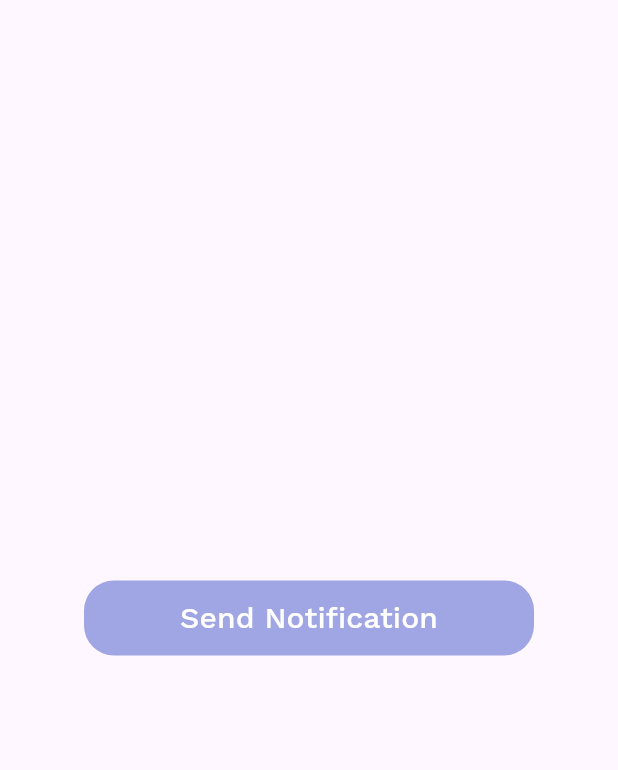
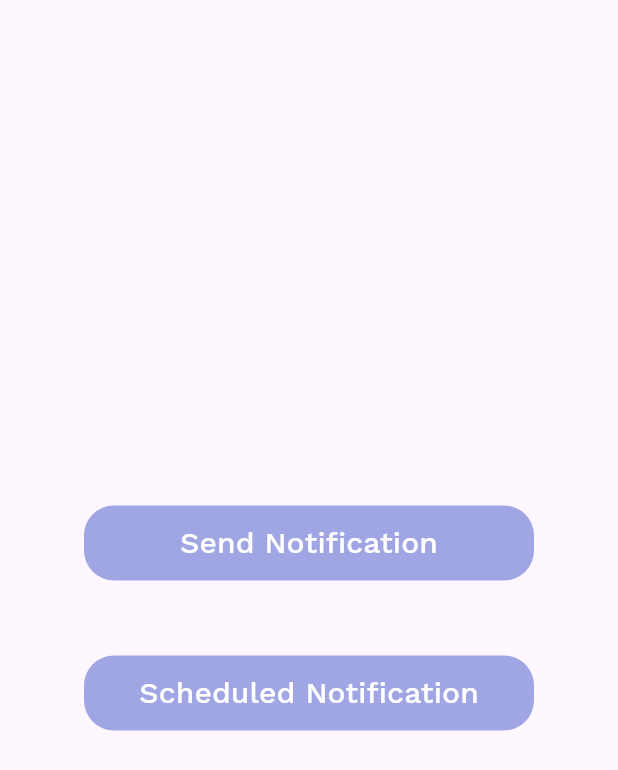
Before and after one commit to RustyRishii/Contri, a Flutter app: the HomePage screen opened directly, after a tap on "Send Notification", on a phone screen of 412 x 824 dp. Shown: the top 770 px of the screen. Run offline on Flutter 3.47's test engine with Material 2 defaults, Android fonts, the phone set to English and light mode, and no system bars; our stand-ins replace flutter_local_notifications, flutter_otp_text_field, shared_preferences; accounts and stored records are empty.

Commit message:
Added working notifications

```diff
--- a/lib/UI/HomePage.dart
+++ b/lib/UI/HomePage.dart
@@ -1,4 +1,5 @@
 import 'package:contri/UI/Landing_page.dart';
+import 'package:contri/notificationService.dart';
 import 'package:flutter/material.dart';
 import 'package:flutter_local_notifications/flutter_local_notifications.dart';
 import 'package:shared_preferences/shared_preferences.dart';
@@ -11,11 +12,13 @@ class HomePage extends StatefulWidget {
 }
 
 class _HomePageState extends State<HomePage> {
+  NotificationServices notificationServices = NotificationServices();
 
   @override
   void initState() {
     // TODO: implement initState
     super.initState();
+    notificationServices.initializeNotifications();
   }
 
   @override
@@ -75,7 +78,11 @@ class _HomePageState extends State<HomePage> {
                       height: 50,
                       width: 300,
                       child: TextButton(
-                          onPressed: () {},
+                          onPressed: () {
+                            notificationServices.sendNotification(
+                                "Action required",
+                                "This is a body description");
+                          },
                           style: TextButton.styleFrom(
                               shape: RoundedRectangleBorder(
                                   borderRadius: BorderRadius.circular((20))),
@@ -91,7 +98,36 @@ class _HomePageState extends State<HomePage> {
                     ),
                   ],
                 ),
-              )
+              ),
+              SizedBox(height: 50,),
+              Container(
+                child: Column(
+                  children: <Widget>[
+                    SizedBox(
+                      height: 50,
+                      width: 300,
+                      child: TextButton(
+                          onPressed: () {
+                            notificationServices.scheduleNotification(
+                                "This is a",
+                                "Schedule notification");
+                          },
+                          style: TextButton.styleFrom(
+                              shape: RoundedRectangleBorder(
+                                  borderRadius: BorderRadius.circular((20))),
+                              backgroundColor:
+                              const Color.fromRGBO(160, 165, 228, 1)),
+                          child: const Text(
+                            "Scheduled Notification",
+                            style: TextStyle(
+                                fontFamily: "WorkSans",
+                                fontSize: 20,
+                                color: Colors.white),
+                          )),
+                    ),
+                  ],
+                ),
+              ),
             ],
           ),
         ),
--- a/lib/UI/NameInput_Screen.dart
+++ b/lib/UI/NameInput_Screen.dart
@@ -1,9 +1,9 @@
+import 'package:shared_preferences/shared_preferences.dart';
 import 'package:contri/Components/BarWidget.dart';
 import 'package:contri/UI/HomePage.dart';
+import 'package:http/http.dart' as http;
 import 'package:contri/constants.dart';
 import 'package:flutter/material.dart';
-import 'package:http/http.dart' as http;
-import 'package:shared_preferences/shared_preferences.dart';
 
 class Name_Screen extends StatelessWidget {
   Name_Screen({Key? key}) : super(key: key);
--- a/lib/notificationService.dart
+++ b/lib/notificationService.dart
@@ -1,9 +1,51 @@
 import 'package:flutter_local_notifications/flutter_local_notifications.dart';
 
-class notificationServices {
+class NotificationServices {
   final FlutterLocalNotificationsPlugin _flutterLocalNotificationsPlugin =
       FlutterLocalNotificationsPlugin();
 
   final AndroidInitializationSettings _androidInitializationSettings =
-      AndroidInitializationSettings("app_icon");
+      AndroidInitializationSettings("logo");
+
+  void initializeNotifications() async {
+    InitializationSettings initializationSettings =
+        InitializationSettings(android: _androidInitializationSettings);
+
+    await _flutterLocalNotificationsPlugin.initialize(initializationSettings);
+  }
+
+  void sendNotification(String title, String body) async {
+    AndroidNotificationDetails androidNotificationDetails =
+        const AndroidNotificationDetails(
+      "channelId",
+      "channelName",
+      importance: Importance.max,
+      priority: Priority.high,
+    );
+
+    NotificationDetails notificationDetails = NotificationDetails(
+      android: androidNotificationDetails,
+    );
+
+    await _flutterLocalNotificationsPlugin.show(
+        0, title, body, notificationDetails);
+  }
+
+  void scheduleNotification(String title, String body) async {
+
+    AndroidNotificationDetails androidNotificationDetails =
+        const AndroidNotificationDetails(
+      "channelId",
+      "channelName",
+      importance: Importance.max,
+      priority: Priority.high,
+    );
+
+    NotificationDetails notificationDetails = NotificationDetails(
+      android: androidNotificationDetails,
+    );
+
+    await _flutterLocalNotificationsPlugin.periodicallyShow(
+        0, title, body, RepeatInterval.everyMinute, notificationDetails);
+  }
 }
```
Also changed, not shown: lib/main.dart (+4 -3 lines), 1 other file.
